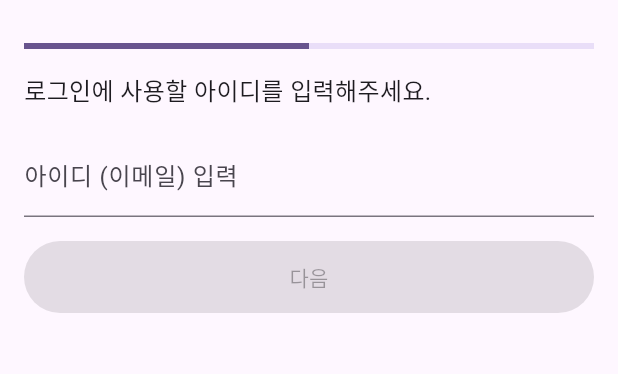
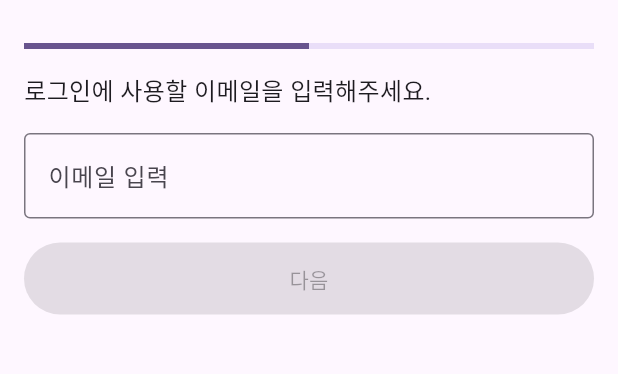
Before and after one commit to hagyeom/flutter_application_1, a Flutter app: the SignUpEmailScreen screen opened directly with empty values, on a phone screen of 412 x 824 dp, the part 65-439 px from its top. Run offline on Flutter 3.47's test engine with Material 3 defaults, Android fonts, the phone set to English and light mode, and no system bars; our stand-ins replace shared_preferences; accounts and stored records are empty.

```diff
--- a/lib/golf_score_app/models/user.dart
+++ b/lib/golf_score_app/models/user.dart
@@ -1,7 +1,3 @@
-/*
-작성자: 윤하겸
-작성일: 2024-05-25
-*/
 // user.dart
 // 유저 정보를 저장할 User 모델
 class User {
--- a/lib/golf_score_app/models/user_repository.dart
+++ b/lib/golf_score_app/models/user_repository.dart
@@ -1,8 +1,3 @@
-// user_repository.dart
-/*
-작성자: 윤하겸
-작성일: 2024-05-25
-*/
 // user_repository.dart
 // 유저 모델을 관리하는 저장소
 import 'user.dart';
--- a/lib/golf_score_app/screens/sign_up_detail_screen.dart
+++ b/lib/golf_score_app/screens/sign_up_detail_screen.dart
@@ -1,3 +1,7 @@
+// sign_up_detail.screen.dart
+// 회원가입페이지 2
+// 회원가입을 위한 이름과 전화번호를 입력받는 페이지
+// sign_up_detail_screen.dart
 import 'package:flutter/material.dart';
 import 'package:shared_preferences/shared_preferences.dart';
 import 'sign_up_email_screen.dart';
--- a/lib/golf_score_app/screens/sign_up_email_screen.dart
+++ b/lib/golf_score_app/screens/sign_up_email_screen.dart
@@ -6,6 +6,7 @@
 // 회원가입 2에서 이름과 전화번호를 입력받은 후, 다음 버튼을 누르면 넘어가는 페이지
 // 로그인에 사용할 아이디(이메일)을 입력받는 페이지
 // 아이디를 입력받기 전까지는 다음 버튼이 비활성화됨
+// sign_up_email_screen.dart
 // sign_up_email_screen.dart
 import 'package:flutter/material.dart';
 import 'sign_up_password_screen.dart';
@@ -75,19 +76,22 @@ class SignUpEmailScreenState extends State<SignUpEmailScreen> {
         padding: const EdgeInsets.all(16.0),
         child: Column(
           crossAxisAlignment: CrossAxisAlignment.start,
-          children: <Widget>[
+          children: [
             const LinearProgressIndicator(
-                value: 0.5), // Progress indicator for the sign-up process
+              value: 0.5,
+            ),
             const SizedBox(height: 16.0),
             const Text(
-              '로그인에 사용할 아이디를 입력해주세요.',
+              '로그인에 사용할 이메일을 입력해주세요.',
               style: TextStyle(fontSize: 16.0),
             ),
             const SizedBox(height: 16.0),
             TextField(
               controller: emailController,
               decoration: const InputDecoration(
-                labelText: '아이디 (이메일) 입력',
+                labelText: '이메일 입력',
+                hintText: '이메일 주소',
+                border: OutlineInputBorder(),
               ),
             ),
             const SizedBox(height: 16.0),
@@ -95,8 +99,9 @@ class SignUpEmailScreenState extends State<SignUpEmailScreen> {
               child: ElevatedButton(
                 onPressed: _isButtonEnabled ? _onNextButtonPressed : null,
                 style: ElevatedButton.styleFrom(
-                  backgroundColor: _isButtonEnabled ? const Color(0xFFCBD7B5) : Colors.grey, // Background color
-                  minimumSize: const Size(double.infinity, 48), // Full width button
+                  backgroundColor:
+                  _isButtonEnabled ? const Color(0xFFCBD7B5) : Colors.grey,
+                  minimumSize: const Size(double.infinity, 48),
                 ),
                 child: const Text('다음'),
               ),
```
Also changed, not shown: lib/golf_score_app/models/member.dart (+11 -10 lines), lib/golf_score_app/models/utils.dart (added, +12 -0 lines), lib/golf_score_app/screens/my_page_screen.dart (+14 -3 lines), lib/golf_score_app/screens/sign_up_complete_screen.dart (+6 -2 lines), lib/golf_score_app/screens/sign_up_password_screen.dart (+19 -1 lines).
